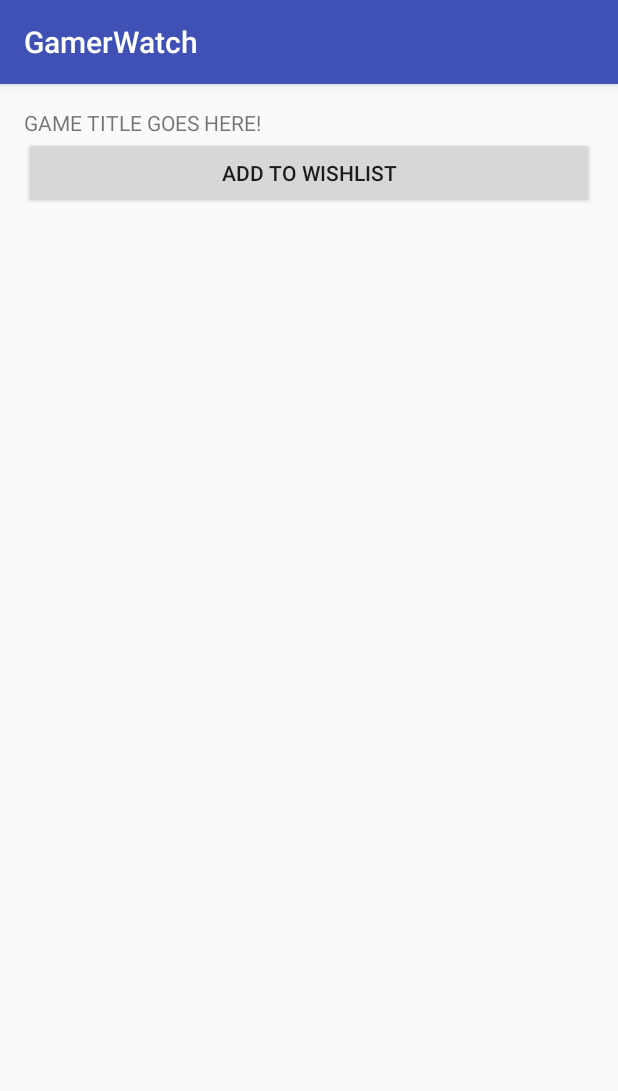
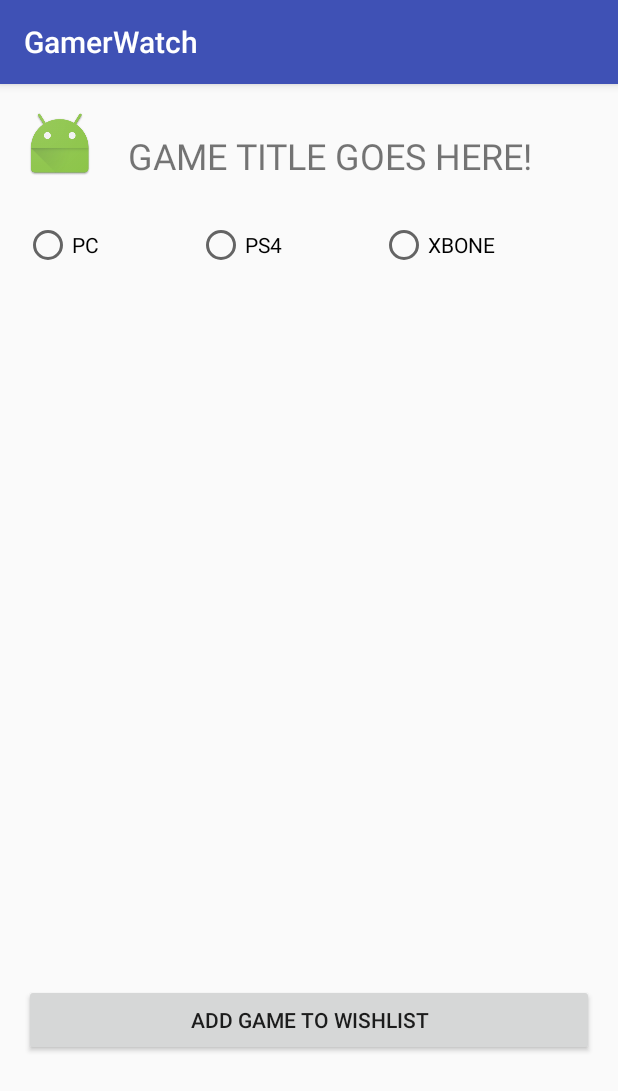
Before and after one commit to BryanTai/GamerWatch, an Android app: the screen it shows after launch (MainActivity), on a phone screen of 412 x 824 dp. Shown: the top 1091 px of the screen. Run offline under Robolectric (Android 15) with nearby library versions, the phone set to English and light mode, and no system bars.

Commit message:
Added platform buttons to single game view

```diff
--- a/app/src/main/res/layout/single_game.xml
+++ b/app/src/main/res/layout/single_game.xml
@@ -1,5 +1,6 @@
 <?xml version="1.0" encoding="utf-8"?>
-<LinearLayout xmlns:android="http://schemas.android.com/apk/res/android"
+<RelativeLayout xmlns:android="http://schemas.android.com/apk/res/android"
+    xmlns:app="http://schemas.android.com/apk/res-auto"
     android:orientation="vertical" android:layout_width="match_parent"
     android:paddingBottom="@dimen/activity_vertical_margin"
     android:paddingLeft="@dimen/activity_horizontal_margin"
@@ -8,42 +9,75 @@
     android:layout_height="match_parent">
 
 
-    <LinearLayout
-        android:orientation="vertical"
-        android:layout_width="match_parent"
-        android:layout_height="wrap_content">
-
-        <LinearLayout
-            android:orientation="horizontal"
-            android:layout_width="wrap_content"
-            android:layout_height="wrap_content">
-
-
-        </LinearLayout>
-        <LinearLayout
-            android:orientation="horizontal"
-            android:layout_width="wrap_content"
-            android:layout_height="wrap_content">
-            <TextView
-                android:text="@string/placeholder"
-                android:layout_width="match_parent"
-                android:layout_height="wrap_content"
-                android:id="@+id/gameTitle"
-                android:textAllCaps="true"/>
-
-        </LinearLayout>
-    </LinearLayout>
 
     <LinearLayout
-        android:orientation="vertical"
         android:layout_width="match_parent"
-        android:layout_height="wrap_content">
-        <Button
-            android:text="@string/addToWishlist"
-            android:layout_width="match_parent"
+        android:layout_height="wrap_content"
+        android:orientation="horizontal"
+        android:id="@+id/gameTitleLayout">
+
+        <ImageView
+            android:layout_width="wrap_content"
             android:layout_height="wrap_content"
-            android:id="@+id/addToWishlist" />
+            app:srcCompat="@mipmap/ic_launcher"
+            android:id="@+id/gameImage"
+            android:layout_marginRight="21dp"
+            android:layout_marginEnd="21dp"
+            android:layout_below="@+id/gameTitle"
+            android:layout_alignRight="@+id/gameTitle"
+            android:layout_alignEnd="@+id/gameTitle" />
+
+        <TextView
+            android:text="@string/placeholder"
+            android:layout_width="wrap_content"
+            android:layout_height="wrap_content"
+            android:id="@+id/gameTitle"
+            android:textAllCaps="true"
+            android:ellipsize="none"
+            android:layout_marginTop="15dp"
+            android:textSize="24sp"
+            android:layout_alignParentTop="true" />
 
     </LinearLayout>
 
-</LinearLayout>
+
+    <Button
+        android:text="@string/addToWishlist"
+        android:layout_width="match_parent"
+        android:layout_height="wrap_content"
+        android:id="@+id/addToWishlist"
+        android:layout_marginBottom="104dp"
+        android:layout_alignParentBottom="true"
+        android:layout_centerHorizontal="true" />
+
+    <RadioGroup
+        android:layout_width="match_parent"
+        android:layout_height="wrap_content"
+        android:layout_below="@+id/gameTitleLayout"
+        android:orientation="horizontal"
+        android:layout_alignParentLeft="true"
+        android:layout_alignParentStart="true"
+        android:layout_marginTop="27dp">
+            <RadioButton
+                android:text="@string/pc"
+                android:layout_width="wrap_content"
+                android:layout_height="wrap_content"
+                android:id="@+id/pc_button"
+                android:layout_weight="1" />
+            <RadioButton
+                android:text="@string/ps4"
+                android:layout_width="wrap_content"
+                android:layout_height="wrap_content"
+                android:id="@+id/ps4_button"
+                android:layout_weight="1" />
+            <RadioButton
+                android:text="@string/xbox1"
+                android:layout_width="wrap_content"
+                android:layout_height="wrap_content"
+                android:id="@+id/xbox1_button"
+                android:layout_weight="1" />
+
+        </RadioGroup>
+
+
+</RelativeLayout>
--- /dev/null
+++ b/app/src/main/res/layout/wishlist.xml
@@ -0,0 +1,6 @@
+<?xml version="1.0" encoding="utf-8"?>
+<RelativeLayout xmlns:android="http://schemas.android.com/apk/res/android"
+    android:orientation="vertical" android:layout_width="match_parent"
+    android:layout_height="match_parent">
+
+</RelativeLayout>
--- a/app/src/main/res/values/strings.xml
+++ b/app/src/main/res/values/strings.xml
@@ -1,5 +1,8 @@
 <resources>
     <string name="app_name">GamerWatch</string>
-    <string name="addToWishlist">Add to wishlist</string>
+    <string name="addToWishlist">Add game to wishlist</string>
     <string name="placeholder">Game title goes here!</string>
+    <string name="pc">PC</string>
+    <string name="ps4">PS4</string>
+    <string name="xbox1">XBONE</string>
 </resources>
```
